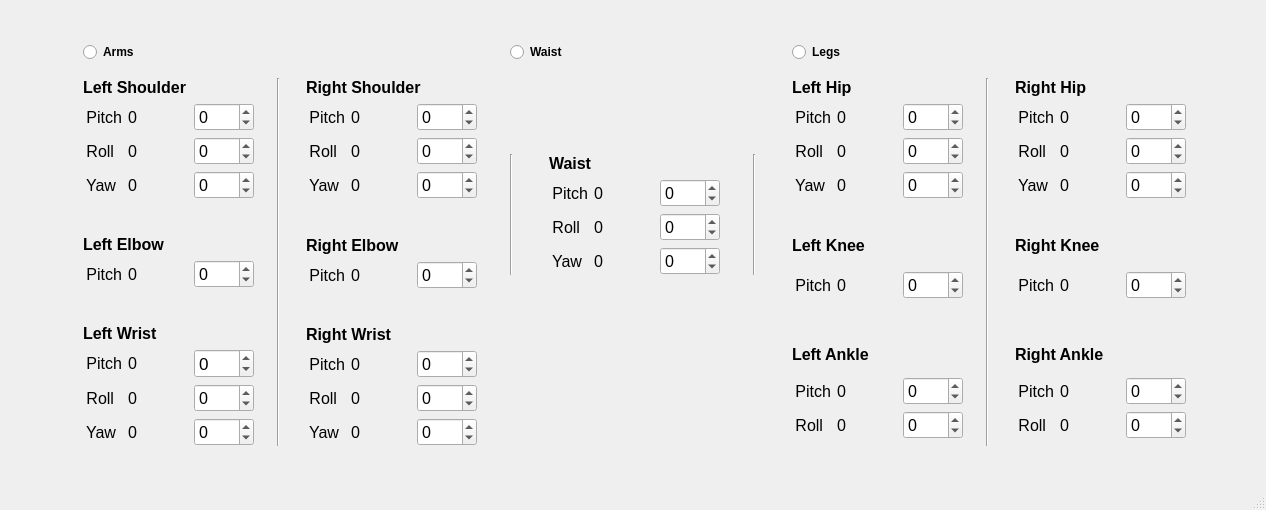
Qt form G1ControlPanel.ui (lagessiehcs/Unitree-G1-Control-Panel) before a commit.
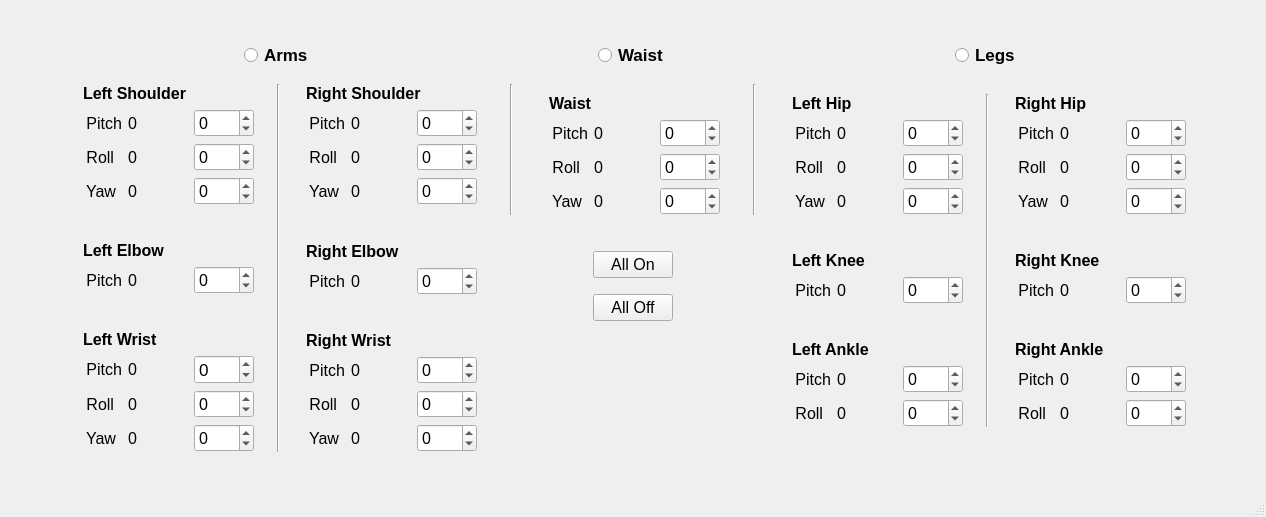
The same form after that commit.

Diff of the .ui file:
```diff
--- a/G1ControlPanel.ui
+++ b/G1ControlPanel.ui
@@ -7,7 +7,7 @@
     <x>0</x>
     <y>0</y>
     <width>1266</width>
-    <height>510</height>
+    <height>517</height>
    </rect>
   </property>
   <property name="windowTitle">
@@ -71,16 +71,53 @@
       <item>
        <layout class="QVBoxLayout" name="verticalLayout">
         <item>
+         <layout class="QHBoxLayout" name="horizontalLayoutLabelArms">
+          <property name="bottomMargin">
+           <number>10</number>
+          </property>
+          <item>
+           <spacer name="horizontalSpacer_3">
+            <property name="orientation">
+             <enum>Qt::Orientation::Horizontal</enum>
+            </property>
+            <property name="sizeHint" stdset="0">
+             <size>
+              <width>40</width>
+              <height>20</height>
+             </size>
+            </property>
+           </spacer>
+          </item>
+          <item>
          <widget class="QRadioButton" name="radioButtonArms">
           <property name="font">
            <font>
+              <pointsize>13</pointsize>
             <bold>true</bold>
            </font>
           </property>
           <property name="text">
            <string>Arms</string>
           </property>
-         </widget>
+            <property name="autoExclusive">
+             <bool>false</bool>
+            </property>
+           </widget>
+          </item>
+          <item>
+           <spacer name="horizontalSpacer_4">
+            <property name="orientation">
+             <enum>Qt::Orientation::Horizontal</enum>
+            </property>
+            <property name="sizeHint" stdset="0">
+             <size>
+              <width>40</width>
+              <height>20</height>
+             </size>
+            </property>
+           </spacer>
+          </item>
+         </layout>
         </item>
         <item>
          <layout class="QHBoxLayout" name="horizontalLayoutArms">
@@ -88,7 +125,7 @@
            <number>-1</number>
           </property>
           <property name="topMargin">
-           <number>10</number>
+           <number>0</number>
           </property>
           <item>
            <layout class="QVBoxLayout" name="verticalLayoutLeftArm">
@@ -1455,9 +1492,28 @@
          <number>30</number>
         </property>
         <item>
+         <layout class="QHBoxLayout" name="horizontalLayoutLabelWaist">
+          <property name="bottomMargin">
+           <number>10</number>
+          </property>
+          <item>
+           <spacer name="horizontalSpacer_5">
+            <property name="orientation">
+             <enum>Qt::Orientation::Horizontal</enum>
+            </property>
+            <property name="sizeHint" stdset="0">
+             <size>
+              <width>40</width>
+              <height>20</height>
+             </size>
+            </property>
+           </spacer>
+          </item>
+          <item>
          <widget class="QRadioButton" name="radioButtonWaist">
           <property name="font">
            <font>
+              <pointsize>13</pointsize>
             <bold>true</bold>
            </font>
           </property>
@@ -1467,25 +1523,25 @@
          </widget>
         </item>
         <item>
-         <spacer name="verticalSpacer">
-          <property name="font">
-           <font>
-            <family>.AppleSystemUIFont</family>
-           </font>
-          </property>
+           <spacer name="horizontalSpacer_6">
           <property name="orientation">
-           <enum>Qt::Orientation::Vertical</enum>
+             <enum>Qt::Orientation::Horizontal</enum>
           </property>
           <property name="sizeHint" stdset="0">
            <size>
-            <width>20</width>
-            <height>40</height>
+              <width>40</width>
+              <height>20</height>
            </size>
           </property>
          </spacer>
+          </item>
+         </layout>
         </item>
         <item>
          <layout class="QHBoxLayout" name="horizontalLayoutWaist">
+          <property name="bottomMargin">
+           <number>0</number>
+          </property>
           <item>
            <widget class="Line" name="line_4">
             <property name="frameShadow">
@@ -1501,6 +1557,9 @@
             <property name="leftMargin">
              <number>30</number>
             </property>
+            <property name="topMargin">
+             <number>10</number>
+            </property>
             <property name="rightMargin">
              <number>30</number>
             </property>
@@ -1788,6 +1847,96 @@
           </item>
          </layout>
         </item>
+        <item>
+         <layout class="QHBoxLayout" name="horizontalLayout_3">
+          <property name="topMargin">
+           <number>30</number>
+          </property>
+          <property name="bottomMargin">
+           <number>10</number>
+          </property>
+          <item>
+           <spacer name="horizontalSpacer_9">
+            <property name="orientation">
+             <enum>Qt::Orientation::Horizontal</enum>
+            </property>
+            <property name="sizeHint" stdset="0">
+             <size>
+              <width>40</width>
+              <height>20</height>
+             </size>
+            </property>
+           </spacer>
+          </item>
+          <item>
+           <widget class="QPushButton" name="pushButtonOn">
+            <property name="font">
+             <font>
+              <pointsize>12</pointsize>
+             </font>
+            </property>
+            <property name="text">
+             <string>All On</string>
+            </property>
+           </widget>
+          </item>
+          <item>
+           <spacer name="horizontalSpacer_10">
+            <property name="orientation">
+             <enum>Qt::Orientation::Horizontal</enum>
+            </property>
+            <property name="sizeHint" stdset="0">
+             <size>
+              <width>40</width>
+              <height>20</height>
+             </size>
+            </property>
+           </spacer>
+          </item>
+         </layout>
+        </item>
+        <item>
+         <layout class="QHBoxLayout" name="horizontalLayout_4">
+          <item>
+           <spacer name="horizontalSpacer_11">
+            <property name="orientation">
+             <enum>Qt::Orientation::Horizontal</enum>
+            </property>
+            <property name="sizeHint" stdset="0">
+             <size>
+              <width>40</width>
+              <height>20</height>
+             </size>
+            </property>
+           </spacer>
+          </item>
+          <item>
+           <widget class="QPushButton" name="pushButtonOff">
+            <property name="font">
+             <font>
+              <pointsize>12</pointsize>
+             </font>
+            </property>
+            <property name="text">
+             <string>All Off</string>
+            </property>
+           </widget>
+          </item>
+          <item>
+           <spacer name="horizontalSpacer_12">
+            <property name="orientation">
+             <enum>Qt::Orientation::Horizontal</enum>
+            </property>
+            <property name="sizeHint" stdset="0">
+             <size>
+              <width>40</width>
+              <height>20</height>
+             </size>
+            </property>
+           </spacer>
+          </item>
+         </layout>
+        </item>
         <item>
          <spacer name="verticalSpacer_3">
           <property name="font">
@@ -1806,39 +1955,58 @@
           </property>
          </spacer>
         </item>
-        <item>
-         <spacer name="verticalSpacer_2">
-          <property name="font">
-           <font>
-            <family>.AppleSystemUIFont</family>
-           </font>
-          </property>
-          <property name="orientation">
-           <enum>Qt::Orientation::Vertical</enum>
-          </property>
-          <property name="sizeHint" stdset="0">
-           <size>
-            <width>20</width>
-            <height>40</height>
-           </size>
-          </property>
-         </spacer>
-        </item>
        </layout>
       </item>
       <item>
        <layout class="QVBoxLayout" name="verticalLayoutLegs">
         <item>
+         <layout class="QHBoxLayout" name="horizontalLayoutLabelLegs">
+          <property name="bottomMargin">
+           <number>10</number>
+          </property>
+          <item>
+           <spacer name="horizontalSpacer_7">
+            <property name="orientation">
+             <enum>Qt::Orientation::Horizontal</enum>
+            </property>
+            <property name="sizeHint" stdset="0">
+             <size>
+              <width>40</width>
+              <height>20</height>
+             </size>
+            </property>
+           </spacer>
+          </item>
+          <item>
          <widget class="QRadioButton" name="radioButtonLegs">
           <property name="font">
            <font>
+              <pointsize>13</pointsize>
             <bold>true</bold>
            </font>
           </property>
           <property name="text">
            <string>Legs</string>
           </property>
-         </widget>
+            <property name="autoExclusive">
+             <bool>false</bool>
+            </property>
+           </widget>
+          </item>
+          <item>
+           <spacer name="horizontalSpacer_8">
+            <property name="orientation">
+             <enum>Qt::Orientation::Horizontal</enum>
+            </property>
+            <property name="sizeHint" stdset="0">
+             <size>
+              <width>40</width>
+              <height>20</height>
+             </size>
+            </property>
+           </spacer>
+          </item>
+         </layout>
         </item>
         <item>
          <layout class="QHBoxLayout" name="horizontalLayoutLegs">
@@ -3032,6 +3200,19 @@
           </item>
          </layout>
         </item>
+        <item>
+         <spacer name="verticalSpacer">
+          <property name="orientation">
+           <enum>Qt::Orientation::Vertical</enum>
+          </property>
+          <property name="sizeHint" stdset="0">
+           <size>
+            <width>20</width>
+            <height>40</height>
+           </size>
+          </property>
+         </spacer>
+        </item>
        </layout>
       </item>
      </layout>
```
Left out of the diff: 3 changed lines with no effect on the pictures. Lines whose indentation alone changed are shown as unchanged.
